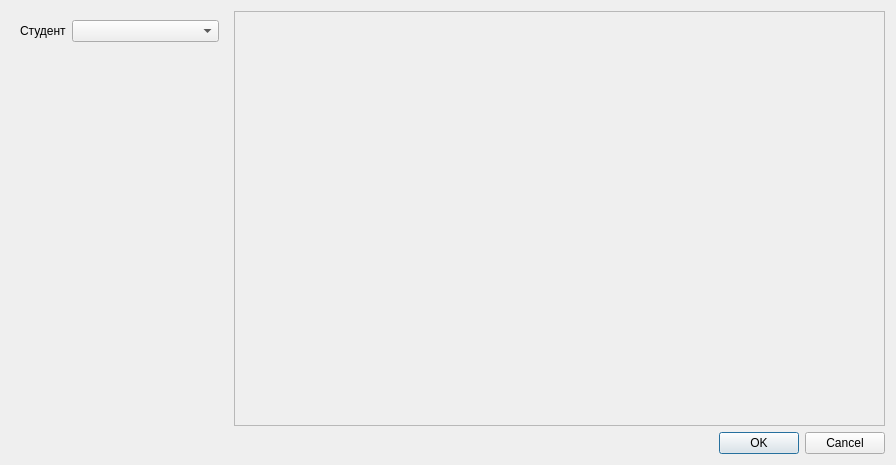
Before: the Qt Designer form Kursova/EducationProgressForms/InputForms/markinputform.ui in zzvanyazz/Kursova, drawn with Qt 5.
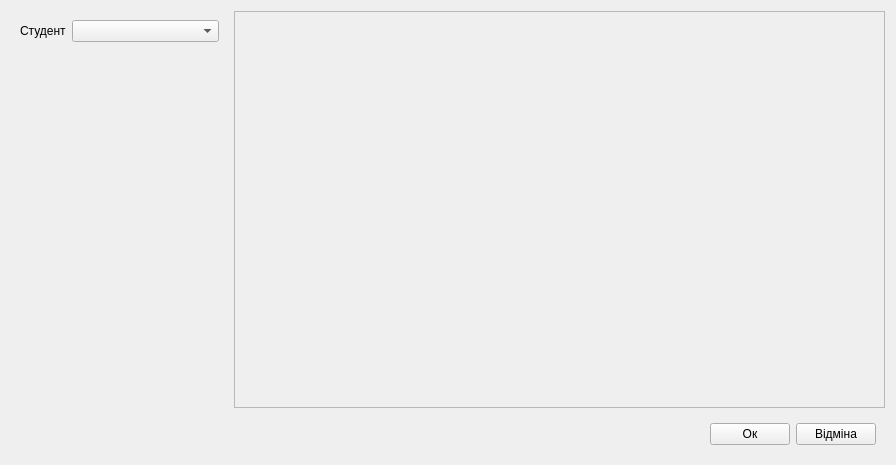
After: the same form once the commit is applied.

```diff
--- a/Kursova/EducationProgressForms/InputForms/markinputform.ui
+++ b/Kursova/EducationProgressForms/InputForms/markinputform.ui
@@ -115,7 +115,7 @@
           <x>0</x>
           <y>0</y>
           <width>647</width>
-          <height>407</height>
+          <height>385</height>
          </rect>
         </property>
         <layout class="QVBoxLayout" name="verticalLayout_2"/>
@@ -125,10 +125,36 @@
     </layout>
    </item>
    <item>
-    <widget class="QDialogButtonBox" name="buttonBox">
-     <property name="standardButtons">
-      <set>QDialogButtonBox::Cancel|QDialogButtonBox::Ok</set>
-     </property>
+    <widget class="QWidget" name="widget_3" native="true">
+     <layout class="QHBoxLayout" name="horizontalLayout">
+      <item>
+       <spacer name="horizontalSpacer">
+        <property name="orientation">
+         <enum>Qt::Horizontal</enum>
+        </property>
+        <property name="sizeHint" stdset="0">
+         <size>
+          <width>40</width>
+          <height>20</height>
+         </size>
+        </property>
+       </spacer>
+      </item>
+      <item>
+       <widget class="QPushButton" name="buttonOk">
+        <property name="text">
+         <string>Ок</string>
+        </property>
+       </widget>
+      </item>
+      <item>
+       <widget class="QPushButton" name="ButtonCancel">
+        <property name="text">
+         <string>Відміна</string>
+        </property>
+       </widget>
+      </item>
+     </layout>
     </widget>
    </item>
   </layout>
```
